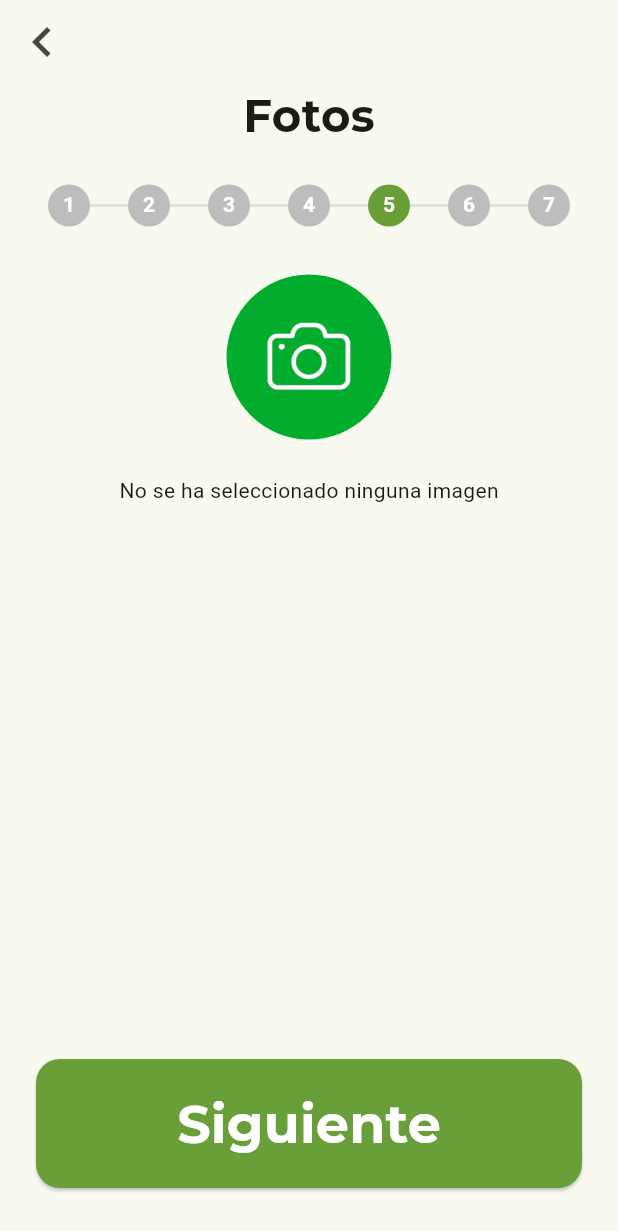
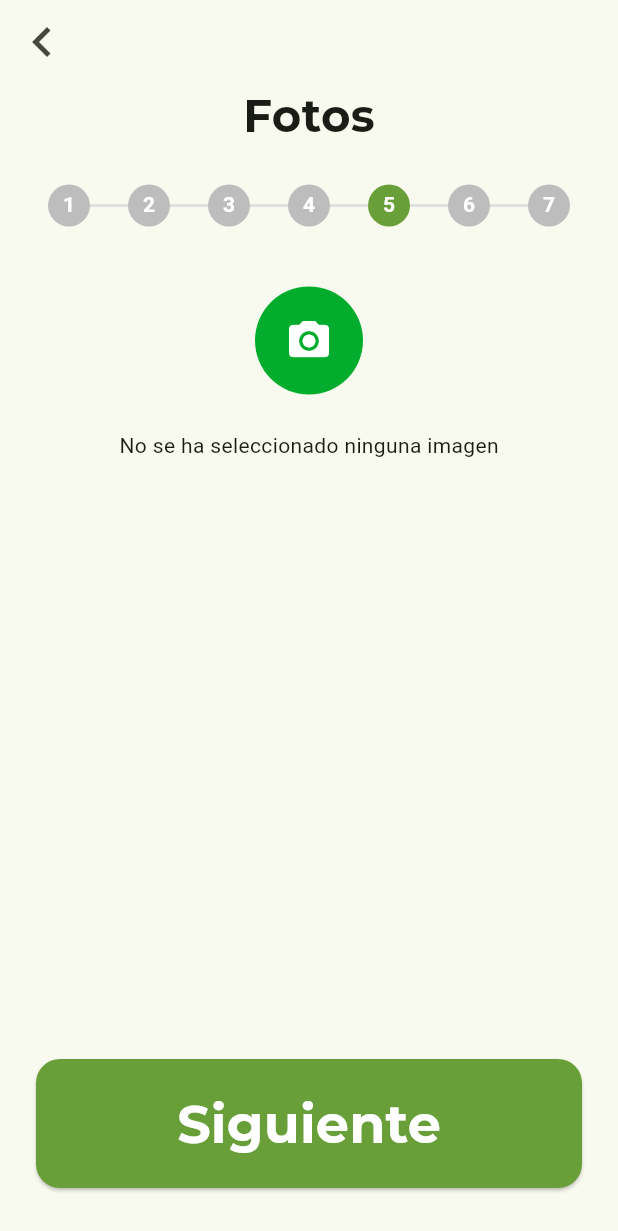
Before and after one commit to PabloPei/TreeSense-Mobile, a Flutter app: the TreeCensusPhotoPage screen opened by its route, on a phone screen of 412 x 824 dp. Shown: the top 1231 px of the screen. Run offline on Flutter 3.47's test engine with Material 3 defaults, Android fonts, the light colour scheme and no system bars; our stand-ins replace flutter_riverpod, flutter_secure_storage, go_router, google_fonts, image_picker; missing offline and left inert: dart_jsonwebtoken; accounts and stored records are empty; statements that could not run were skipped.

Commit message:
Cambio boton de subir foto

```diff
--- a/lib/features/tree/presentation/pages/form/photo_page.dart
+++ b/lib/features/tree/presentation/pages/form/photo_page.dart
@@ -4,7 +4,7 @@ import 'package:flutter_riverpod/flutter_riverpod.dart';
 import 'package:image_picker/image_picker.dart';
 import 'package:go_router/go_router.dart';
 import 'package:treesense/core/theme/app_theme.dart';
-import 'package:treesense/core/theme/font_conf.dart';
+//import 'package:treesense/core/theme/font_conf.dart';
 import 'package:treesense/features/tree/presentation/state/tree_controller.dart';
 import 'package:treesense/shared/utils/app_utils.dart';
 import 'package:treesense/shared/widgets/dialogs/error_messages.dart';
@@ -12,6 +12,7 @@ import 'package:treesense/shared/widgets/button_widget.dart';
 import 'package:treesense/features/tree/presentation/widgets/census_progress_header.dart';
 import 'package:treesense/features/tree/presentation/state/tree_state.dart';
 import 'package:treesense/core/theme/format.dart';
+import 'package:treesense/shared/widgets/round_button_widget.dart';
 
 //////////////////////////////
 //UNTESTED FOR CAMERA PHOTOS//
@@ -52,24 +53,13 @@ class TreeCensusPhotoPage extends ConsumerWidget {
           ),
           Expanded(
             child: SingleChildScrollView(
-              padding: const EdgeInsets.all(16),
+              padding: const EdgeInsets.all(AppSpacing.md),
               child: Column(
                 children: [
-                  GestureDetector(
+                  RoundButtonWidget(
                     onTap: () => _pickImage(context, ref),
-                    child: Container(
-                      padding: const EdgeInsets.all(20),
-                      decoration: BoxDecoration(
-                        color: photoButtonColor,
-                        shape: BoxShape.circle,
-                      ),
-                      child: Image.asset(
-                        'assets/icons/camera.png',
-                        height: 70,
-                        width: 70,
-                        fit: BoxFit.contain,
-                      ),
-                    ),
+                    color: photoButtonColor,
+                    imageAsset: 'assets/icons/camera.png',
                   ),
                   const SizedBox(height: 24),
                   if (imagePath != null)
--- /dev/null
+++ b/lib/shared/widgets/round_button_widget.dart
@@ -0,0 +1,31 @@
+import 'package:flutter/material.dart';
+import 'package:treesense/core/theme/format.dart';
+
+class RoundButtonWidget extends StatelessWidget {
+  final VoidCallback onTap;
+  final Color color;
+  final String? imageAsset;
+
+  const RoundButtonWidget({
+    super.key,
+    required this.onTap,
+    required this.color,
+    this.imageAsset,
+  });
+
+  @override
+  Widget build(BuildContext context) {
+    return Center(
+      child: InkWell(
+        onTap: onTap,
+        borderRadius: BorderRadius.circular(AppBorderRadius.full),
+        child: Container(
+          width: 72,
+          height: 72,
+          decoration: BoxDecoration(color: color, shape: BoxShape.circle),
+          child: const Icon(Icons.camera_alt, color: Colors.white, size: 32),
+        ),
+      ),
+    );
+  }
+}
```
Also changed, not shown: assets/icons/user.png (added).
